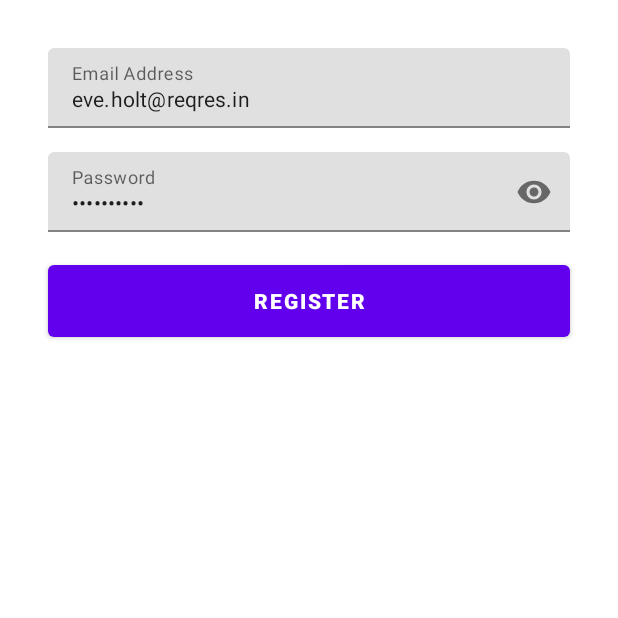
After one commit to im-o/mvvm-simplified-coding, an Android app: the RegisterFragment screen opened through its navigation route, on a phone screen of 412 x 824 dp, the top half of it. The commit adds this screen. Run offline under Robolectric (Android 15) with nearby library versions, the phone set to English and light mode, and no system bars.

Commit message:
:zap: add ui for login/register screen

```diff
--- a/app/build.gradle
+++ b/app/build.gradle
@@ -42,6 +42,7 @@ dependencies {
     implementation 'androidx.appcompat:appcompat:1.2.0'
     implementation 'androidx.core:core-ktx:1.3.1'
     implementation 'androidx.constraintlayout:constraintlayout:2.0.1'
+    implementation 'androidx.legacy:legacy-support-v4:1.0.0'
     testImplementation 'junit:junit:4.12'
     androidTestImplementation 'androidx.test.ext:junit:1.1.2'
     androidTestImplementation 'androidx.test.espresso:espresso-core:3.3.0'
--- a/app/src/main/AndroidManifest.xml
+++ b/app/src/main/AndroidManifest.xml
@@ -2,7 +2,7 @@
 <manifest xmlns:android="http://schemas.android.com/apk/res/android"
     package="com.example.newmvvmsimplifiedcarakde">
 
-    <uses-permission android:name="android.permission.INTERNET"/>
+    <uses-permission android:name="android.permission.INTERNET" />
 
     <application
         android:allowBackup="true"
@@ -11,6 +11,7 @@
         android:roundIcon="@mipmap/ic_launcher_round"
         android:supportsRtl="true"
         android:theme="@style/AppTheme">
+        <activity android:name=".ui.AuthActivity"></activity>
         <activity android:name=".MainActivity">
             <intent-filter>
                 <action android:name="android.intent.action.MAIN" />
--- a/app/src/main/java/com/example/newmvvmsimplifiedcarakde/MainActivity.kt
+++ b/app/src/main/java/com/example/newmvvmsimplifiedcarakde/MainActivity.kt
@@ -2,11 +2,15 @@ package com.example.newmvvmsimplifiedcarakde
 
 import androidx.appcompat.app.AppCompatActivity
 import android.os.Bundle
+import com.example.newmvvmsimplifiedcarakde.ui.AuthActivity
+import com.example.newmvvmsimplifiedcarakde.utils.openActivity
 
 class MainActivity : AppCompatActivity() {
 
     override fun onCreate(savedInstanceState: Bundle?) {
         super.onCreate(savedInstanceState)
         setContentView(R.layout.activity_main)
+        finish()
+        openActivity(AuthActivity::class.java)
     }
 }
--- /dev/null
+++ b/app/src/main/java/com/example/newmvvmsimplifiedcarakde/ui/AuthActivity.kt
@@ -0,0 +1,13 @@
+package com.example.newmvvmsimplifiedcarakde.ui
+
+import androidx.appcompat.app.AppCompatActivity
+import android.os.Bundle
+import com.example.newmvvmsimplifiedcarakde.R
+
+class AuthActivity : AppCompatActivity() {
+
+    override fun onCreate(savedInstanceState: Bundle?) {
+        super.onCreate(savedInstanceState)
+        setContentView(R.layout.activity_auth)
+    }
+}
--- /dev/null
+++ b/app/src/main/java/com/example/newmvvmsimplifiedcarakde/ui/LoginFragment.kt
@@ -0,0 +1,22 @@
+package com.example.newmvvmsimplifiedcarakde.ui
+
+import android.os.Bundle
+import androidx.fragment.app.Fragment
+import android.view.LayoutInflater
+import android.view.View
+import android.view.ViewGroup
+import com.example.newmvvmsimplifiedcarakde.R
+
+/**
+ * A simple [Fragment] subclass.
+ */
+class LoginFragment : Fragment() {
+
+    override fun onCreateView(inflater: LayoutInflater, container: ViewGroup?, savedInstanceState: Bundle?): View? {
+        return inflater.inflate(R.layout.fragment_login, container, false)
+    }
+
+    override fun onViewCreated(view: View, savedInstanceState: Bundle?) {
+        super.onViewCreated(view, savedInstanceState)
+    }
+}
--- /dev/null
+++ b/app/src/main/java/com/example/newmvvmsimplifiedcarakde/ui/RegisterFragment.kt
@@ -0,0 +1,22 @@
+package com.example.newmvvmsimplifiedcarakde.ui
+
+import android.os.Bundle
+import androidx.fragment.app.Fragment
+import android.view.LayoutInflater
+import android.view.View
+import android.view.ViewGroup
+import com.example.newmvvmsimplifiedcarakde.R
+
+/**
+ * A simple [Fragment] subclass.
+ */
+class RegisterFragment : Fragment() {
+
+    override fun onCreateView(inflater: LayoutInflater, container: ViewGroup?, savedInstanceState: Bundle?): View? {
+        return inflater.inflate(R.layout.fragment_register, container, false)
+    }
+
+    override fun onViewCreated(view: View, savedInstanceState: Bundle?) {
+        super.onViewCreated(view, savedInstanceState)
+    }
+}
--- /dev/null
+++ b/app/src/main/res/layout/activity_auth.xml
@@ -0,0 +1,22 @@
+<?xml version="1.0" encoding="utf-8"?>
+<androidx.constraintlayout.widget.ConstraintLayout xmlns:android="http://schemas.android.com/apk/res/android"
+    xmlns:app="http://schemas.android.com/apk/res-auto"
+    xmlns:tools="http://schemas.android.com/tools"
+    android:layout_width="match_parent"
+    android:layout_height="match_parent"
+    tools:context=".ui.AuthActivity">
+
+    <androidx.fragment.app.FragmentContainerView
+        android:id="@+id/fragment"
+        android:name="androidx.navigation.fragment.NavHostFragment"
+        android:layout_width="0dp"
+        android:layout_height="0dp"
+        app:defaultNavHost="true"
+        app:layout_constraintBottom_toBottomOf="parent"
+        app:layout_constraintEnd_toEndOf="parent"
+        app:layout_constraintHorizontal_bias="0.0"
+        app:layout_constraintStart_toStartOf="parent"
+        app:layout_constraintTop_toTopOf="parent"
+        app:layout_constraintVertical_bias="0.0"
+        app:navGraph="@navigation/nav_auth" />
+</androidx.constraintlayout.widget.ConstraintLayout>
--- /dev/null
+++ b/app/src/main/res/layout/fragment_register.xml
@@ -0,0 +1,69 @@
+<?xml version="1.0" encoding="utf-8"?>
+<androidx.constraintlayout.widget.ConstraintLayout xmlns:android="http://schemas.android.com/apk/res/android"
+    xmlns:app="http://schemas.android.com/apk/res-auto"
+    xmlns:tools="http://schemas.android.com/tools"
+    android:layout_width="match_parent"
+    android:layout_height="match_parent"
+    tools:context=".ui.RegisterFragment">
+
+    <com.google.android.material.textfield.TextInputLayout
+        android:id="@+id/userEmailTIL"
+        style="@style/Widget.MaterialComponents.TextInputLayout.FilledBox"
+        android:layout_width="0dp"
+        android:layout_height="wrap_content"
+        android:layout_marginStart="32dp"
+        android:layout_marginTop="32dp"
+        android:layout_marginEnd="32dp"
+        android:hint="@string/email_address"
+        app:layout_constraintEnd_toEndOf="parent"
+        app:layout_constraintHorizontal_bias="0.0"
+        app:layout_constraintStart_toStartOf="parent"
+        app:layout_constraintTop_toTopOf="parent">
+
+        <com.google.android.material.textfield.TextInputEditText
+            android:id="@+id/userEmailET"
+            android:layout_width="match_parent"
+            android:layout_height="wrap_content"
+            android:inputType="textEmailAddress"
+            android:text="@string/sample_email"
+            android:textSize="14sp" />
+    </com.google.android.material.textfield.TextInputLayout>
+
+    <com.google.android.material.textfield.TextInputLayout
+        android:id="@+id/userPassTIL"
+        style="@style/Widget.MaterialComponents.TextInputLayout.FilledBox"
+        android:layout_width="0dp"
+        android:layout_height="wrap_content"
+        android:layout_marginStart="32dp"
+        android:layout_marginTop="16dp"
+        android:layout_marginEnd="32dp"
+        android:hint="@string/password"
+        app:layout_constraintEnd_toEndOf="parent"
+        app:layout_constraintHorizontal_bias="1.0"
+        app:layout_constraintStart_toStartOf="parent"
+        app:layout_constraintTop_toBottomOf="@+id/userEmailTIL"
+        app:passwordToggleEnabled="true">
+
+        <com.google.android.material.textfield.TextInputEditText
+            android:id="@+id/userPassET"
+            android:layout_width="match_parent"
+            android:layout_height="wrap_content"
+            android:inputType="textPassword"
+            android:text="@string/sample_pass"
+            android:textSize="14sp" />
+    </com.google.android.material.textfield.TextInputLayout>
+
+    <com.google.android.material.button.MaterialButton
+        android:id="@+id/signInMB"
+        android:layout_width="0dp"
+        android:layout_height="60dp"
+        android:layout_marginTop="16dp"
+        android:layout_marginBottom="32dp"
+        android:text="@string/register"
+        android:textStyle="bold"
+        app:layout_constraintEnd_toEndOf="@+id/userEmailTIL"
+        app:layout_constraintStart_toStartOf="@+id/userEmailTIL"
+        app:layout_constraintTop_toBottomOf="@+id/userPassTIL"
+        app:layout_constraintVertical_bias="0.0" />
+
+</androidx.constraintlayout.widget.ConstraintLayout>
--- /dev/null
+++ b/app/src/main/res/navigation/nav_auth.xml
@@ -0,0 +1,19 @@
+<?xml version="1.0" encoding="utf-8"?>
+<navigation xmlns:android="http://schemas.android.com/apk/res/android"
+    xmlns:app="http://schemas.android.com/apk/res-auto"
+    xmlns:tools="http://schemas.android.com/tools"
+    android:id="@+id/nav_auth"
+    app:startDestination="@id/loginFragment">
+
+    <fragment
+        android:id="@+id/loginFragment"
+        android:name="com.example.newmvvmsimplifiedcarakde.ui.LoginFragment"
+        android:label="fragment_login"
+        tools:layout="@layout/fragment_login" />
+
+    <fragment
+        android:id="@+id/registerFragment"
+        android:name="com.example.newmvvmsimplifiedcarakde.ui.RegisterFragment"
+        android:label="fragment_register"
+        tools:layout="@layout/fragment_register" />
+</navigation>
--- a/app/src/main/res/values/strings.xml
+++ b/app/src/main/res/values/strings.xml
@@ -1,3 +1,12 @@
 <resources>
     <string name="app_name">New MVVM  Simplified Carakde</string>
+
+    <!-- TODO: Remove or change this placeholder text -->
+    <string name="hello_blank_fragment">Hello blank fragment</string>
+    <string name="email_address">Email Address</string>
+    <string name="sample_email">eve.holt@reqres.in</string>
+    <string name="password">Password</string>
+    <string name="sample_pass">cityslicka</string>
+    <string name="register">Register</string>
+    <string name="login">Login</string>
 </resources>
--- a/app/src/main/res/values/styles.xml
+++ b/app/src/main/res/values/styles.xml
@@ -1,7 +1,7 @@
 <resources>
 
     <!-- Base application theme. -->
-    <style name="AppTheme" parent="Theme.AppCompat.Light.DarkActionBar">
+    <style name="AppTheme" parent="Theme.MaterialComponents.Light.NoActionBar">
         <!-- Customize your theme here. -->
         <item name="colorPrimary">@color/colorPrimary</item>
         <item name="colorPrimaryDark">@color/colorPrimaryDark</item>
```
Also changed, not shown: app/src/main/java/com/example/newmvvmsimplifiedcarakde/utils/UtilsExtension.kt (added, +30 -0 lines), app/src/main/res/layout/fragment_login.xml (added, +69 -0 lines).
